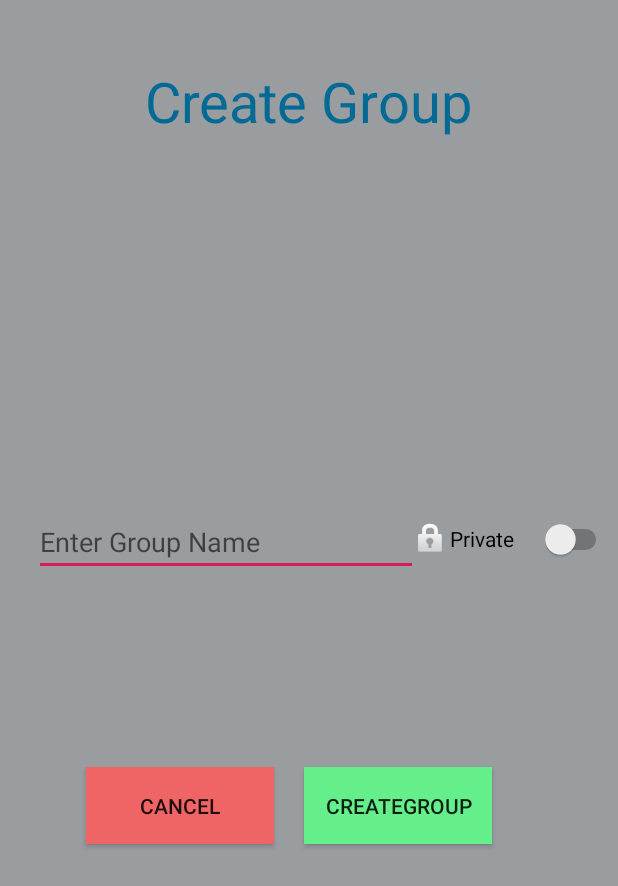
After one commit to kvnrd/AndroidHCIProject, an Android app: the CreateGroup screen opened directly, with no data from a screen before it, on a phone screen of 412 x 824 dp. The commit adds this screen. Shown: the top 886 px of the screen. Run offline under Robolectric (Android 15) with nearby library versions, the phone set to English and light mode, and no system bars; 3 statements that could not run were skipped.

Commit message:
Added Create Group Window

```diff
--- a/app/build.gradle
+++ b/app/build.gradle
@@ -24,6 +24,8 @@ dependencies {
     implementation 'androidx.appcompat:appcompat:1.0.2'
     implementation 'androidx.constraintlayout:constraintlayout:1.1.3'
     implementation 'com.google.android.material:material:1.0.0'
+    implementation 'androidx.navigation:navigation-fragment:2.2.2'
+    implementation 'androidx.navigation:navigation-ui:2.2.2'
     testImplementation 'junit:junit:4.12'
     androidTestImplementation 'androidx.test:runner:1.1.1'
     androidTestImplementation 'androidx.test.espresso:espresso-core:3.1.1'
--- a/app/src/main/AndroidManifest.xml
+++ b/app/src/main/AndroidManifest.xml
@@ -9,6 +9,10 @@
         android:roundIcon="@mipmap/ic_launcher_round"
         android:supportsRtl="true"
         android:theme="@style/AppTheme">
+        <activity
+            android:name=".CreateGroup"
+            android:label="@string/title_activity_create_group"
+            android:theme="@style/AppTheme.NoActionBar"></activity>
         <activity android:name=".MainActivity">
             <intent-filter>
                 <action android:name="android.intent.action.MAIN" />
--- /dev/null
+++ b/app/src/main/java/hci/geeks/CreateGroup.java
@@ -0,0 +1,31 @@
+package hci.geeks;
+
+import android.os.Bundle;
+
+import com.google.android.material.floatingactionbutton.FloatingActionButton;
+import com.google.android.material.snackbar.Snackbar;
+
+import androidx.appcompat.app.AppCompatActivity;
+import androidx.appcompat.widget.Toolbar;
+
+import android.view.View;
+
+public class CreateGroup extends AppCompatActivity {
+
+    @Override
+    protected void onCreate(Bundle savedInstanceState) {
+        super.onCreate(savedInstanceState);
+        setContentView(R.layout.activity_create_group);
+        Toolbar toolbar = findViewById(R.id.toolbar);
+        setSupportActionBar(toolbar);
+
+        FloatingActionButton fab = findViewById(R.id.fab);
+        fab.setOnClickListener(new View.OnClickListener() {
+            @Override
+            public void onClick(View view) {
+                Snackbar.make(view, "Replace with your own action", Snackbar.LENGTH_LONG)
+                        .setAction("Action", null).show();
+            }
+        });
+    }
+}
--- /dev/null
+++ b/app/src/main/res/layout/activity_create_group.xml
@@ -0,0 +1,79 @@
+<?xml version="1.0" encoding="utf-8"?>
+<androidx.constraintlayout.widget.ConstraintLayout xmlns:android="http://schemas.android.com/apk/res/android"
+    xmlns:app="http://schemas.android.com/apk/res-auto"
+    xmlns:tools="http://schemas.android.com/tools"
+    android:layout_width="match_parent"
+    android:layout_height="match_parent"
+    android:background="#999DA0"
+    tools:context=".MainActivity" >
+
+    <TextView
+        android:id="@+id/textView"
+        android:layout_width="wrap_content"
+        android:layout_height="wrap_content"
+        android:text="Create Group"
+        android:textColor="#006994"
+        android:textSize="37sp"
+        app:layout_constraintBottom_toTopOf="@+id/textInputEditText"
+        app:layout_constraintEnd_toEndOf="parent"
+        app:layout_constraintHorizontal_bias="0.497"
+        app:layout_constraintStart_toStartOf="parent"
+        app:layout_constraintTop_toTopOf="parent"
+        app:layout_constraintVertical_bias="0.145" />
+
+    <com.google.android.material.textfield.TextInputEditText
+        android:id="@+id/textInputEditText"
+        android:layout_width="256dp"
+        android:layout_height="45dp"
+        android:hint="Enter Group Name"
+        app:layout_constraintBottom_toBottomOf="parent"
+        app:layout_constraintEnd_toEndOf="parent"
+        app:layout_constraintHorizontal_bias="0.146"
+        app:layout_constraintStart_toStartOf="parent"
+        app:layout_constraintTop_toTopOf="parent"
+        app:layout_constraintVertical_bias="0.435" />
+
+    <Button
+        android:id="@+id/button2"
+        android:layout_width="125dp"
+        android:layout_height="51dp"
+        android:layout_marginEnd="84dp"
+        android:layout_marginBottom="260dp"
+        android:background="#64EF8B"
+        android:text="@string/title_activity_create_group"
+        app:layout_constraintBottom_toBottomOf="parent"
+        app:layout_constraintEnd_toEndOf="parent"
+        app:layout_constraintHorizontal_bias="1.0"
+        app:layout_constraintStart_toEndOf="@+id/button4"
+        app:layout_constraintTop_toBottomOf="@+id/textInputEditText"
+        app:layout_constraintVertical_bias="0.989" />
+
+    <Button
+        android:id="@+id/button4"
+        android:layout_width="125dp"
+        android:layout_height="51dp"
+        android:layout_marginBottom="260dp"
+        android:background="#EF6464"
+        android:text="@android:string/cancel"
+        app:layout_constraintBottom_toBottomOf="parent"
+        app:layout_constraintEnd_toEndOf="parent"
+        app:layout_constraintHorizontal_bias="0.199"
+        app:layout_constraintStart_toStartOf="parent"
+        app:layout_constraintTop_toBottomOf="@+id/textInputEditText"
+        app:layout_constraintVertical_bias="0.989" />
+
+    <Switch
+        android:id="@+id/switch2"
+        android:layout_width="133dp"
+        android:layout_height="45dp"
+        android:layout_marginEnd="8dp"
+        android:button="@android:drawable/ic_lock_idle_lock"
+        android:text="Private"
+        app:layout_constraintBottom_toTopOf="@+id/button2"
+        app:layout_constraintEnd_toEndOf="parent"
+        app:layout_constraintStart_toEndOf="@+id/textInputEditText"
+        app:layout_constraintTop_toTopOf="parent"
+        app:layout_constraintVertical_bias="0.722" />
+
+
+</androidx.constraintlayout.widget.ConstraintLayout>
--- /dev/null
+++ b/app/src/main/res/layout/content_create_group.xml
@@ -0,0 +1,6 @@
+<?xml version="1.0" encoding="utf-8"?>
+<androidx.constraintlayout.widget.ConstraintLayout xmlns:android="http://schemas.android.com/apk/res/android"
+    xmlns:app="http://schemas.android.com/apk/res-auto"
+    android:layout_width="match_parent"
+    android:layout_height="match_parent"
+    app:layout_behavior="@string/appbar_scrolling_view_behavior"></androidx.constraintlayout.widget.ConstraintLayout>
--- /dev/null
+++ b/app/src/main/res/values/dimens.xml
@@ -0,0 +1,3 @@
+<resources>
+    <dimen name="fab_margin">16dp</dimen>
+</resources>
--- /dev/null
+++ b/app/src/main/res/values/themes.xml
@@ -0,0 +1,11 @@
+<resources>
+
+    <style name="AppTheme.NoActionBar">
+        <item name="windowActionBar">false</item>
+        <item name="windowNoTitle">true</item>
+    </style>
+
+    <style name="AppTheme.AppBarOverlay" parent="ThemeOverlay.AppCompat.Dark.ActionBar" />
+
+    <style name="AppTheme.PopupOverlay" parent="ThemeOverlay.AppCompat.Light" />
+</resources>
```
Also changed, not shown: app/src/main/java/hci/geeks/FirstFragment.java (added, +34 -0 lines), app/src/main/java/hci/geeks/SecondFragment.java (added, +34 -0 lines), app/src/main/res/layout/fragment_first.xml (added, +28 -0 lines), app/src/main/res/layout/fragment_second.xml (added, +27 -0 lines), app/src/main/res/navigation/nav_graph.xml (added, +28 -0 lines), app/src/main/res/values/strings.xml (+9 -0 lines).
